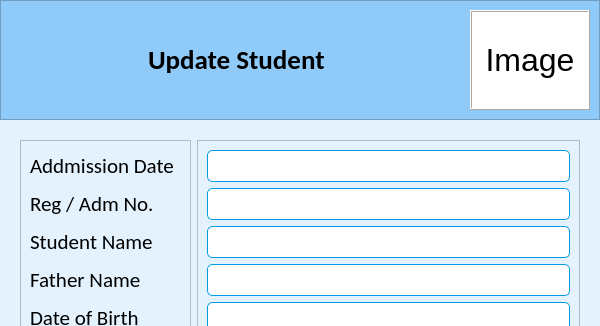
Old version of the form ui/update_student.ui in the repository CodeWithEhtisham/School-Software; both pictures show x 0 to 600 and y 0 to 326 of the 600 by 700 pixel window.
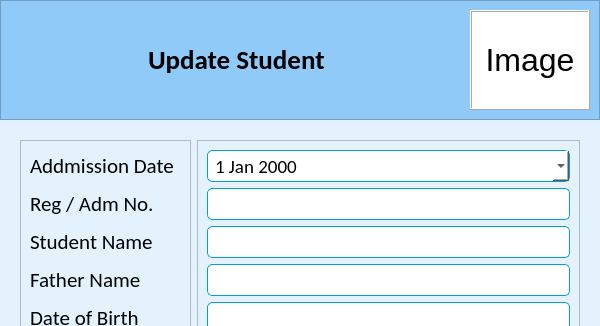
New version of the form. Icons and pictures are not drawn.

Commit message: added date in student ui

What changed in the file:
```diff
--- a/ui/update_student.ui
+++ b/ui/update_student.ui
@@ -24,6 +24,12 @@
     <normaloff>:/icons/assets/icons/logo.png</normaloff>:/icons/assets/icons/logo.png</iconset>
   </property>
   <widget class="QWidget" name="centralwidget">
+   <property name="font">
+    <font>
+     <family>Calibri</family>
+     <pointsize>14</pointsize>
+    </font>
+   </property>
    <property name="styleSheet">
     <string notr="true">* {
 	background-color: #e3f2fd;
@@ -52,7 +58,7 @@
 	color: #fff;
 }
 
-QLineEdit {
+QLineEdit, QDateEdit {
 	background-color: #fff;
 	border-radius: 5px;
 	border: 1px solid #039be5;
@@ -335,13 +341,16 @@
          </property>
          <layout class="QVBoxLayout" name="verticalLayout">
           <item>
-           <widget class="QLineEdit" name="txt_admission_date">
+           <widget class="QDateEdit" name="txt_admission_date">
             <property name="font">
              <font>
               <family>Calibri</family>
               <pointsize>14</pointsize>
              </font>
             </property>
+            <property name="calendarPopup">
+             <bool>true</bool>
+            </property>
            </widget>
           </item>
           <item>
```
The commit also changes 1 other file.
